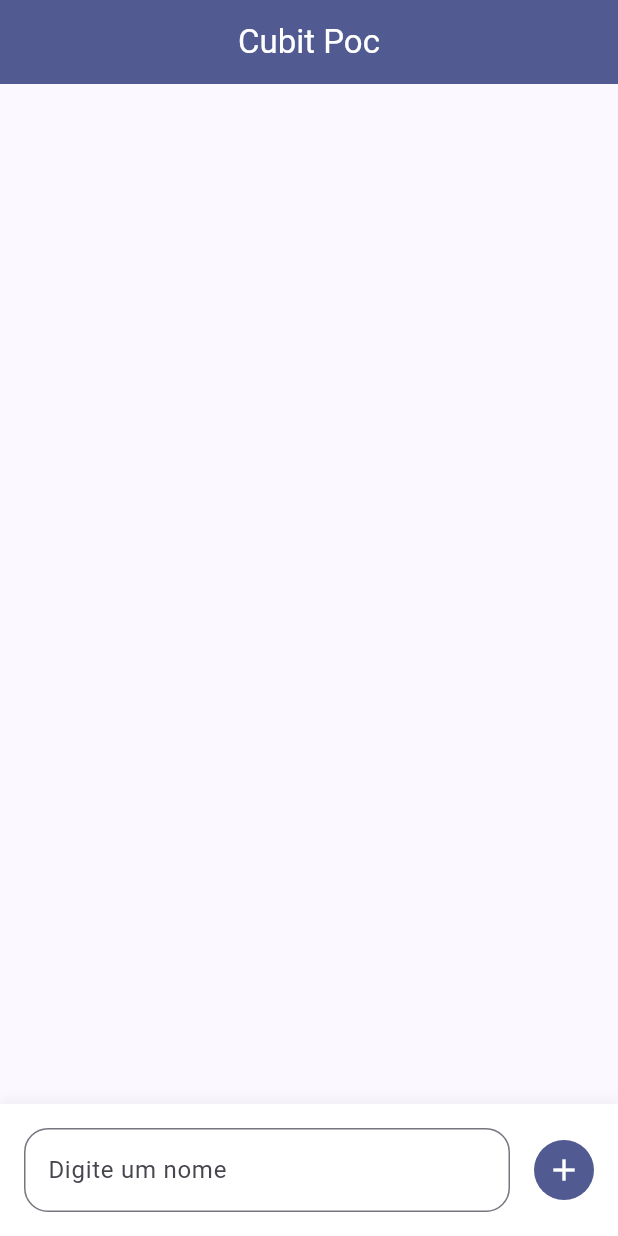
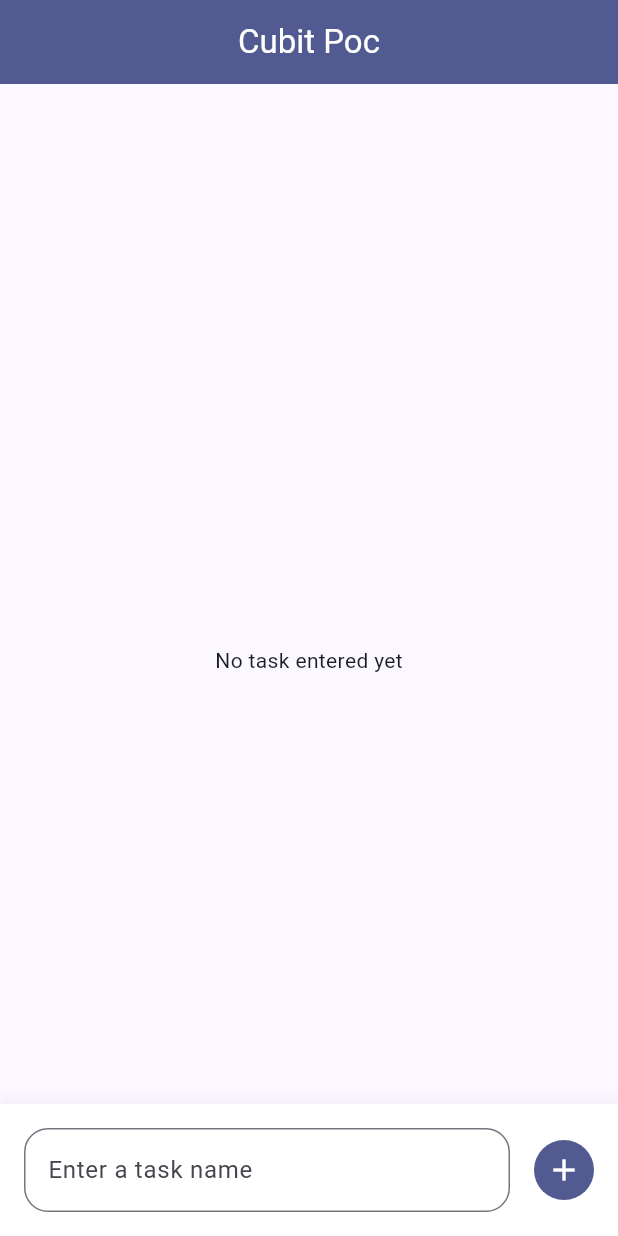
Before and after one commit to hugocica/flutter_bloc_cubit_poc, a Flutter app: the screen it shows after launch, on a phone screen of 412 x 824 dp. Run offline on Flutter 3.47's test engine with Material 3 defaults, Android fonts, the phone set to English and light mode, and no system bars; our stand-ins replace bloc, flutter_bloc.

Commit message:
add bloc/cubit states and integration with HomePage Screen

```diff
--- a/lib/app/app_widget.dart
+++ b/lib/app/app_widget.dart
@@ -1,17 +1,22 @@
+import 'package:cubit_poc/app/pages/home/cubits/todo_cubit.dart';
 import 'package:cubit_poc/app/pages/home/home_widget.dart';
 import 'package:flutter/material.dart';
+import 'package:flutter_bloc/flutter_bloc.dart';
 
 class MyApp extends StatelessWidget {
   const MyApp({super.key});
 
   @override
   Widget build(BuildContext context) {
-    return MaterialApp(
-      title: 'Cubit POC',
-      theme: ThemeData(
-        colorScheme: ColorScheme.fromSeed(seedColor: Colors.indigo),
+    return BlocProvider(
+      create: (_) => TodoCubit(),
+      child: MaterialApp(
+        title: 'Cubit POC',
+        theme: ThemeData(
+          colorScheme: ColorScheme.fromSeed(seedColor: Colors.indigo),
+        ),
+        home: const HomePage(),
       ),
-      home: const HomePage(),
     );
   }
 }
--- /dev/null
+++ b/lib/app/pages/home/cubits/todo_cubit.dart
@@ -0,0 +1,34 @@
+import 'package:bloc/bloc.dart';
+import 'package:cubit_poc/app/pages/home/cubits/todo_states.dart';
+
+class TodoCubit extends Cubit<TodoState> {
+  final List<String> _todos = [];
+
+  List<String> get todos => _todos;
+
+  TodoCubit() : super(InitialTodoState());
+
+  /// function responsible for changing the cubit state
+  /// and emit a new updated state
+  Future<void> addTodo({required String todo}) async {
+    emit(LoadingTodoState());
+
+    await Future.delayed(const Duration(seconds: 1));
+
+    if (_todos.contains(todo)) {
+      emit(ErrorTodoState('Task already added.'));
+    } else {
+      _todos.add(todo);
+      emit(LoadedTodoState(_todos));
+    }
+  }
+
+  Future<void> removeTodo({required int index}) async {
+    emit(LoadingTodoState());
+
+    await Future.delayed(const Duration(seconds: 1));
+
+    _todos.removeAt(index);
+    emit(LoadedTodoState(_todos));
+  }
+}
--- /dev/null
+++ b/lib/app/pages/home/cubits/todo_states.dart
@@ -0,0 +1,17 @@
+abstract class TodoState {}
+
+class InitialTodoState extends TodoState {}
+
+class LoadingTodoState extends TodoState {}
+
+class LoadedTodoState extends TodoState {
+  final List<String> todos;
+
+  LoadedTodoState(this.todos);
+}
+
+class ErrorTodoState extends TodoState {
+  final String message;
+
+  ErrorTodoState(this.message);
+}
--- a/lib/app/pages/home/home_widget.dart
+++ b/lib/app/pages/home/home_widget.dart
@@ -1,4 +1,8 @@
+import 'package:cubit_poc/app/pages/home/cubits/todo_cubit.dart';
+import 'package:cubit_poc/app/pages/home/cubits/todo_states.dart';
+import 'package:cubit_poc/app/pages/home/widgets/todos_list.dart';
 import 'package:flutter/material.dart';
+import 'package:flutter_bloc/flutter_bloc.dart';
 
 class HomePage extends StatefulWidget {
   const HomePage({super.key});
@@ -8,12 +12,32 @@ class HomePage extends StatefulWidget {
 }
 
 class _MyHomePageState extends State<HomePage> {
+  late final TodoCubit cubit;
   final _nameController = TextEditingController();
 
   @override
   void initState() {
     super.initState();
+    cubit = BlocProvider.of<TodoCubit>(context);
+    cubit.stream.listen((state) {
+      if (state is ErrorTodoState) {
+        ScaffoldMessenger.of(context).showSnackBar(
+          SnackBar(
+            backgroundColor: Theme.of(context).colorScheme.errorContainer,
+            content: Text(
+              state.message,
+              style: TextStyle(
+                color: Theme.of(context).colorScheme.onErrorContainer,
+                fontWeight: FontWeight.bold,
+              ),
+            ),
+          ),
+        );
+      }
+    });
   }
+
+  void onRemove(int index) {}
 
   @override
   Widget build(BuildContext context) {
@@ -28,6 +52,30 @@ class _MyHomePageState extends State<HomePage> {
       ),
       body: Stack(
         children: [
+          BlocBuilder(
+            bloc: cubit,
+            builder: (ctx, state) {
+              if (state is InitialTodoState) {
+                return const Center(
+                  child: Text('No task entered yet'),
+                );
+              } else if (state is LoadingTodoState) {
+                return const Center(
+                  child: CircularProgressIndicator(),
+                );
+              } else if (state is LoadedTodoState) {
+                return TodosList(
+                  todos: state.todos,
+                  onRemove: (id) => cubit.removeTodo(index: id),
+                );
+              } else {
+                return TodosList(
+                  todos: cubit.todos,
+                  onRemove: (id) => cubit.removeTodo(index: id),
+                );
+              }
+            },
+          ),
           Positioned(
             bottom: 0,
             right: 0,
@@ -51,23 +99,25 @@ class _MyHomePageState extends State<HomePage> {
                       child: TextFormField(
                         controller: _nameController,
                         decoration: InputDecoration(
-                          hintText: 'Digite um nome',
+                          hintText: 'Enter a task name',
                           border: OutlineInputBorder(
                             borderRadius: BorderRadius.circular(16),
                           ),
                         ),
                       ),
                     ),
-                    SizedBox(
+                    const SizedBox(
                       width: 16,
                     ),
                     GestureDetector(
                       onTap: () {
+                        cubit.addTodo(todo: _nameController.value.text);
                         _nameController.clear();
+                        FocusManager.instance.primaryFocus?.unfocus();
                       },
                       child: CircleAvatar(
                         backgroundColor: Theme.of(context).primaryColor,
-                        child: Center(
+                        child: const Center(
                           child: Icon(
                             Icons.add,
                             color: Colors.white,
--- a/pubspec.yaml
+++ b/pubspec.yaml
@@ -35,6 +35,8 @@ dependencies:
   # The following adds the Cupertino Icons font to your application.
   # Use with the CupertinoIcons class for iOS style icons.
   cupertino_icons: ^1.0.6
+  bloc: ^8.1.4
+  flutter_bloc: ^8.1.6
 
 dev_dependencies:
   flutter_test:
```
Also changed, not shown: lib/app/pages/home/widgets/todos_list.dart (added, +35 -0 lines), pubspec.lock, 2 other files.
